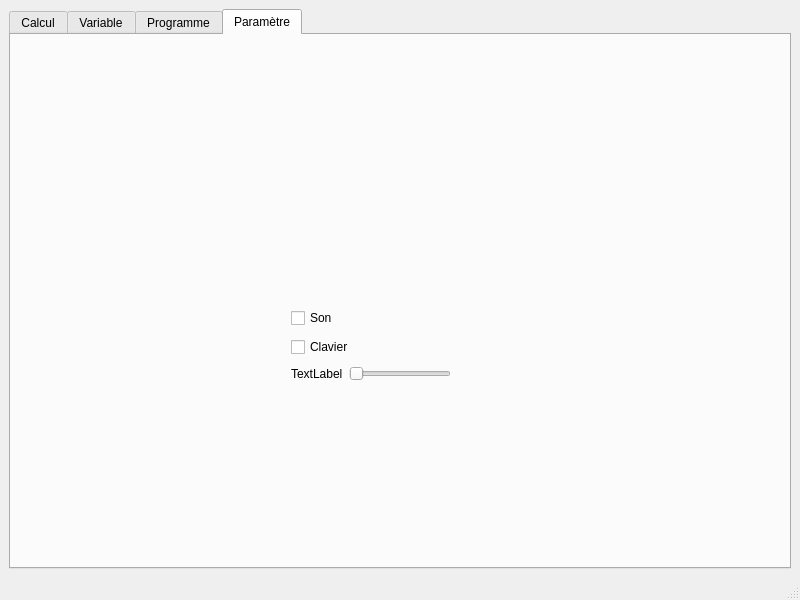
This is mainwindow.ui in doremiiy/LO21_UTCalculator as Qt 5 draws it before an edit. The edited form follows.
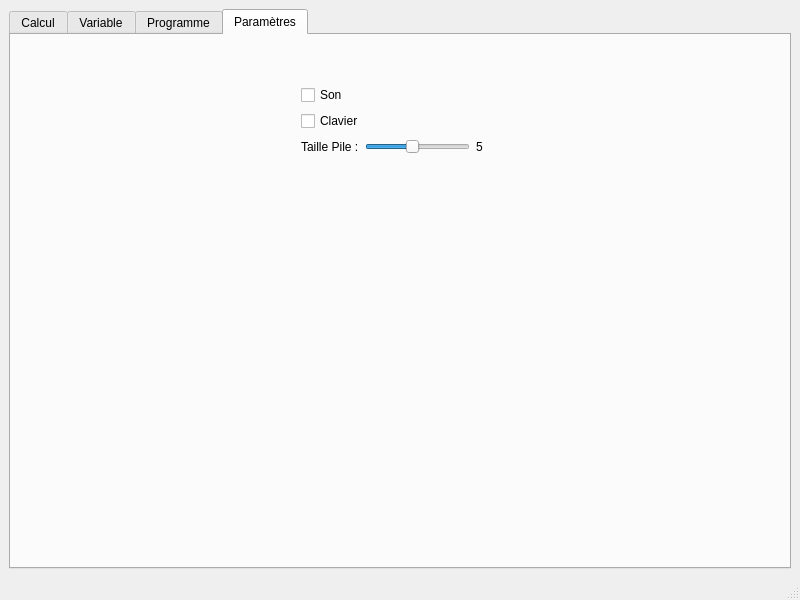
This is the edited form. The open tabs and pages were chosen to show the change.

Commit message: ajout des paramètre sur l'interface graphique et ajout du code de Morgan

```diff
--- a/mainwindow.ui
+++ b/mainwindow.ui
@@ -218,15 +218,15 @@
       </widget>
       <widget class="QWidget" name="tab_4">
        <attribute name="title">
-        <string>Paramètre</string>
+        <string>Paramètres</string>
        </attribute>
        <widget class="QWidget" name="verticalLayoutWidget_2">
         <property name="geometry">
          <rect>
-          <x>280</x>
-          <y>270</y>
-          <width>160</width>
-          <height>80</height>
+          <x>290</x>
+          <y>50</y>
+          <width>182</width>
+          <height>72</height>
          </rect>
         </property>
         <layout class="QVBoxLayout" name="verticalLayout_5">
@@ -249,17 +249,33 @@
            <item>
             <widget class="QLabel" name="label">
              <property name="text">
-              <string>TextLabel</string>
+              <string>Taille Pile :</string>
              </property>
             </widget>
            </item>
            <item>
-            <widget class="QSlider" name="horizontalSlider_2">
+            <widget class="QSlider" name="taillePile">
+             <property name="minimum">
+              <number>1</number>
+             </property>
+             <property name="maximum">
+              <number>10</number>
+             </property>
+             <property name="value">
+              <number>5</number>
+             </property>
              <property name="orientation">
               <enum>Qt::Horizontal</enum>
              </property>
             </widget>
            </item>
+           <item>
+            <widget class="QLabel" name="afficheTaillePile">
+             <property name="text">
+              <string>5</string>
+             </property>
+            </widget>
+           </item>
           </layout>
          </item>
         </layout>
```
Left out of the diff: 64 changed lines with no effect on the pictures. The commit also changes 9 other files.
